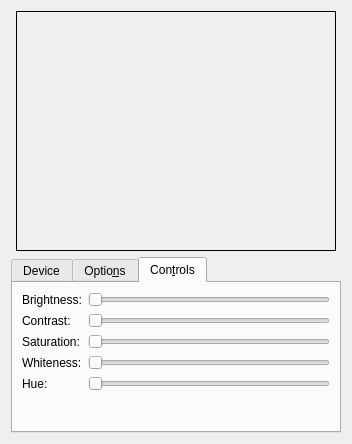
Above: kopete/config/avdevice/avdeviceconfig_videodevice.ui from KDE/kopete before the change. Below: the same form after it.
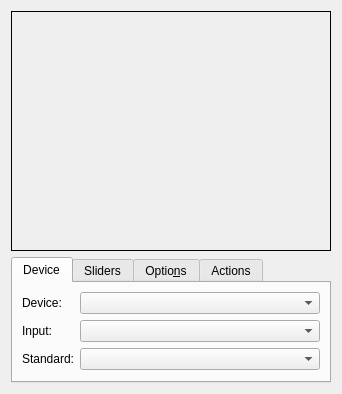
That is the form after the change. The open tabs and pages were chosen to show the change. Custom widgets are drawn as their Qt base class.

Commit message:
Use new API for (hardware) video-controls in webcam-configuration-dialog
- slightly modified GUI of the webcam-confguration-dialog
- only show controls which are actually supported by the video device
- add boolean-, menu- and action-controls
- add custom/driver-defined controls
- update video controls when devices and inputs are switched

```diff
--- a/kopete/config/avdevice/avdeviceconfig_videodevice.ui
+++ b/kopete/config/avdevice/avdeviceconfig_videodevice.ui
@@ -1,16 +1,16 @@
 <ui version="4.0" >
  <class>AVDeviceConfig_VideoDevice</class>
- <widget class="QWidget" name="AVDeviceConfig_VideoDevice" >
-  <property name="geometry" >
+ <widget class="QWidget" name="AVDeviceConfig_VideoDevice">
+  <property name="geometry">
    <rect>
     <x>0</x>
     <y>0</y>
-    <width>352</width>
-    <height>444</height>
+    <width>338</width>
+    <height>394</height>
    </rect>
   </property>
-  <property name="sizePolicy" >
-   <sizepolicy vsizetype="MinimumExpanding" hsizetype="MinimumExpanding" >
+  <property name="sizePolicy">
+   <sizepolicy hsizetype="Minimum" vsizetype="Minimum">
     <horstretch>0</horstretch>
     <verstretch>0</verstretch>
    </sizepolicy>
@@ -20,7 +20,10 @@
   </property>
   <layout class="QVBoxLayout" >
    <item>
-    <layout class="QHBoxLayout" >
+    <layout class="QHBoxLayout">
+     <property name="sizeConstraint">
+      <enum>QLayout::SetDefaultConstraint</enum>
+     </property>
      <item>
       <spacer>
        <property name="orientation" >
@@ -75,9 +78,9 @@
     </layout>
    </item>
    <item>
-    <widget class="QTabWidget" name="VideoTabWidget" >
-     <property name="sizePolicy" >
-      <sizepolicy vsizetype="Minimum" hsizetype="Minimum" >
+    <widget class="QTabWidget" name="VideoTabWidget">
+     <property name="sizePolicy">
+      <sizepolicy hsizetype="MinimumExpanding" vsizetype="Minimum">
        <horstretch>0</horstretch>
        <verstretch>0</verstretch>
       </sizepolicy>
@@ -172,14 +175,14 @@
         </layout>
        </item>
        <item>
-        <spacer>
-         <property name="orientation" >
+        <spacer name="verticalSpacer_4">
+         <property name="orientation">
           <enum>Qt::Vertical</enum>
          </property>
-         <property name="sizeType" >
-          <enum>QSizePolicy::MinimumExpanding</enum>
+         <property name="sizeType">
+          <enum>QSizePolicy::Expanding</enum>
          </property>
-         <property name="sizeHint" >
+         <property name="sizeHint" stdset="0">
           <size>
            <width>20</width>
            <height>0</height>
@@ -189,8 +192,34 @@
        </item>
       </layout>
      </widget>
-     <widget class="QWidget" name="TabPage" >
-      <attribute name="title" >
+     <widget class="QWidget" name="controlsTab">
+      <attribute name="title">
+       <string>Sliders</string>
+      </attribute>
+      <layout class="QVBoxLayout" name="verticalLayout">
+       <item>
+        <layout class="QGridLayout" name="sliders_gridLayout"/>
+       </item>
+       <item>
+        <spacer name="verticalSpacer">
+         <property name="orientation">
+          <enum>Qt::Vertical</enum>
+         </property>
+         <property name="sizeType">
+          <enum>QSizePolicy::Expanding</enum>
+         </property>
+         <property name="sizeHint" stdset="0">
+          <size>
+           <width>20</width>
+           <height>0</height>
+          </size>
+         </property>
+        </spacer>
+       </item>
+      </layout>
+     </widget>
+     <widget class="QWidget" name="optionsTab">
+      <attribute name="title">
        <string>Optio&amp;ns</string>
       </attribute>
       <layout class="QVBoxLayout" >
@@ -266,199 +295,23 @@
        </item>
       </layout>
      </widget>
-     <widget class="QWidget" name="tab" >
-      <attribute name="title" >
-       <string>Con&amp;trols</string>
+     <widget class="QWidget" name="actionsTab">
+      <attribute name="title">
+       <string>Actions</string>
       </attribute>
-      <layout class="QVBoxLayout" >
-       <item>
-        <layout class="QGridLayout" >
-         <item row="0" column="0" >
-          <widget class="QLabel" name="brightnessLabel" >
-           <property name="sizePolicy" >
-            <sizepolicy vsizetype="Preferred" hsizetype="Minimum" >
-             <horstretch>0</horstretch>
-             <verstretch>0</verstretch>
-            </sizepolicy>
-           </property>
-           <property name="text" >
-            <string>Brightness:</string>
-           </property>
-          </widget>
-         </item>
-         <item row="0" column="1" >
-          <widget class="QSlider" name="mBrightnessSlider" >
-           <property name="sizePolicy" >
-            <sizepolicy vsizetype="Fixed" hsizetype="MinimumExpanding" >
-             <horstretch>0</horstretch>
-             <verstretch>0</verstretch>
-            </sizepolicy>
-           </property>
-           <property name="maximum" >
-            <number>65535</number>
-           </property>
-           <property name="singleStep" >
-            <number>256</number>
-           </property>
-           <property name="pageStep" >
-            <number>4096</number>
-           </property>
-           <property name="orientation" >
-            <enum>Qt::Horizontal</enum>
-           </property>
-          </widget>
-         </item>
-         <item row="1" column="0" >
-          <widget class="QLabel" name="contrastLabel" >
-           <property name="sizePolicy" >
-            <sizepolicy vsizetype="Preferred" hsizetype="Minimum" >
-             <horstretch>0</horstretch>
-             <verstretch>0</verstretch>
-            </sizepolicy>
-           </property>
-           <property name="text" >
-            <string>Contrast:</string>
-           </property>
-          </widget>
-         </item>
-         <item row="1" column="1" >
-          <widget class="QSlider" name="mContrastSlider" >
-           <property name="sizePolicy" >
-            <sizepolicy vsizetype="Fixed" hsizetype="MinimumExpanding" >
-             <horstretch>0</horstretch>
-             <verstretch>0</verstretch>
-            </sizepolicy>
-           </property>
-           <property name="maximum" >
-            <number>65535</number>
-           </property>
-           <property name="singleStep" >
-            <number>256</number>
-           </property>
-           <property name="pageStep" >
-            <number>4096</number>
-           </property>
-           <property name="orientation" >
-            <enum>Qt::Horizontal</enum>
-           </property>
-          </widget>
-         </item>
-         <item row="2" column="0" >
-          <widget class="QLabel" name="saturationLabel" >
-           <property name="sizePolicy" >
-            <sizepolicy vsizetype="Preferred" hsizetype="Minimum" >
-             <horstretch>0</horstretch>
-             <verstretch>0</verstretch>
-            </sizepolicy>
-           </property>
-           <property name="text" >
-            <string>Saturation:</string>
-           </property>
-          </widget>
-         </item>
-         <item row="2" column="1" >
-          <widget class="QSlider" name="mSaturationSlider" >
-           <property name="sizePolicy" >
-            <sizepolicy vsizetype="Fixed" hsizetype="MinimumExpanding" >
-             <horstretch>0</horstretch>
-             <verstretch>0</verstretch>
-            </sizepolicy>
-           </property>
-           <property name="maximum" >
-            <number>65535</number>
-           </property>
-           <property name="singleStep" >
-            <number>256</number>
-           </property>
-           <property name="pageStep" >
-            <number>4096</number>
-           </property>
-           <property name="orientation" >
-            <enum>Qt::Horizontal</enum>
-           </property>
-          </widget>
-         </item>
-         <item row="3" column="0" >
-          <widget class="QLabel" name="whitenessLabel" >
-           <property name="sizePolicy" >
-            <sizepolicy vsizetype="Preferred" hsizetype="Minimum" >
-             <horstretch>0</horstretch>
-             <verstretch>0</verstretch>
-            </sizepolicy>
-           </property>
-           <property name="text" >
-            <string>Whiteness:</string>
-           </property>
-          </widget>
-         </item>
-         <item row="3" column="1" >
-          <widget class="QSlider" name="mWhitenessSlider" >
-           <property name="sizePolicy" >
-            <sizepolicy vsizetype="Fixed" hsizetype="MinimumExpanding" >
-             <horstretch>0</horstretch>
-             <verstretch>0</verstretch>
-            </sizepolicy>
-           </property>
-           <property name="maximum" >
-            <number>65535</number>
-           </property>
-           <property name="singleStep" >
-            <number>256</number>
-           </property>
-           <property name="pageStep" >
-            <number>4096</number>
-           </property>
-           <property name="orientation" >
-            <enum>Qt::Horizontal</enum>
-           </property>
-          </widget>
-         </item>
-         <item row="4" column="0" >
-          <widget class="QLabel" name="hueLabel" >
-           <property name="sizePolicy" >
-            <sizepolicy vsizetype="Preferred" hsizetype="Minimum" >
-             <horstretch>0</horstretch>
-             <verstretch>0</verstretch>
-            </sizepolicy>
-           </property>
-           <property name="text" >
-            <string>Hue:</string>
-           </property>
-          </widget>
-         </item>
-         <item row="4" column="1" >
-          <widget class="QSlider" name="mHueSlider" >
-           <property name="sizePolicy" >
-            <sizepolicy vsizetype="Fixed" hsizetype="MinimumExpanding" >
-             <horstretch>0</horstretch>
-             <verstretch>0</verstretch>
-            </sizepolicy>
-           </property>
-           <property name="maximum" >
-            <number>65535</number>
-           </property>
-           <property name="singleStep" >
-            <number>256</number>
-           </property>
-           <property name="pageStep" >
-            <number>4096</number>
-           </property>
-           <property name="orientation" >
-            <enum>Qt::Horizontal</enum>
-           </property>
-          </widget>
-         </item>
-        </layout>
+      <layout class="QGridLayout" name="gridLayout_2">
+       <item row="0" column="0">
+        <layout class="QGridLayout" name="actions_gridLayout"/>
        </item>
-       <item>
-        <spacer>
-         <property name="orientation" >
+       <item row="1" column="0">
+        <spacer name="verticalSpacer_3">
+         <property name="orientation">
           <enum>Qt::Vertical</enum>
          </property>
-         <property name="sizeType" >
-          <enum>QSizePolicy::MinimumExpanding</enum>
+         <property name="sizeType">
+          <enum>QSizePolicy::Expanding</enum>
          </property>
-         <property name="sizeHint" >
+         <property name="sizeHint" stdset="0">
           <size>
            <width>20</width>
            <height>0</height>
```
Left out of the diff: 241 changed lines with no effect on the pictures. The commit also changes 5 other files.
